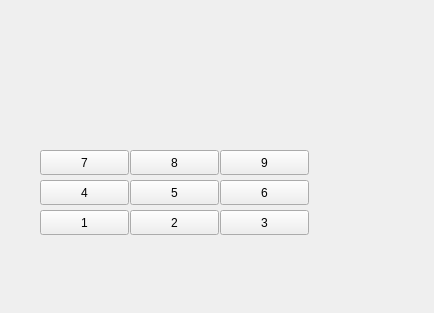
Qt form INTERFACES/Qt/calculadora/calculadora.ui (lechugita13/AD-JAVA) before a commit.
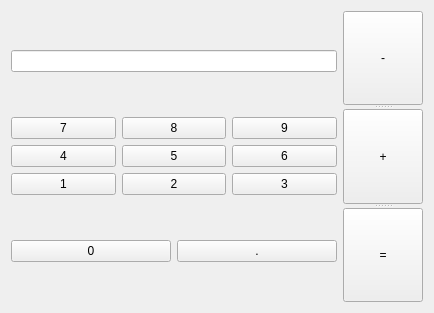
The same form after that commit.

The edit to the form file:
```diff
--- a/INTERFACES/Qt/calculadora/calculadora.ui
+++ b/INTERFACES/Qt/calculadora/calculadora.ui
@@ -13,123 +13,122 @@
   <property name="windowTitle">
    <string>Form</string>
   </property>
+  <layout class="QHBoxLayout" name="horizontalLayout_2">
+   <item>
+    <layout class="QVBoxLayout" name="verticalLayout">
+     <item>
+      <widget class="QLineEdit" name="display"/>
+     </item>
+     <item>
+      <layout class="QGridLayout" name="gridLayout">
+       <item row="0" column="0">
+        <widget class="QPushButton" name="b7">
+         <property name="text">
+          <string>7</string>
+         </property>
+        </widget>
+       </item>
+       <item row="0" column="1">
+        <widget class="QPushButton" name="b8">
+         <property name="text">
+          <string>8</string>
+         </property>
+        </widget>
+       </item>
+       <item row="0" column="2">
+        <widget class="QPushButton" name="b9">
+         <property name="text">
+          <string>9</string>
+         </property>
+        </widget>
+       </item>
+       <item row="1" column="0">
+        <widget class="QPushButton" name="b4">
+         <property name="text">
+          <string>4</string>
+         </property>
+        </widget>
+       </item>
+       <item row="1" column="1">
+        <widget class="QPushButton" name="b5">
+         <property name="text">
+          <string>5</string>
+         </property>
+        </widget>
+       </item>
+       <item row="1" column="2">
+        <widget class="QPushButton" name="b6">
+         <property name="text">
+          <string>6</string>
+         </property>
+        </widget>
+       </item>
+       <item row="2" column="0">
   <widget class="QPushButton" name="b1">
-   <property name="geometry">
-    <rect>
-     <x>40</x>
-     <y>210</y>
-     <width>89</width>
-     <height>25</height>
-    </rect>
-   </property>
    <property name="text">
     <string>1</string>
    </property>
   </widget>
+       </item>
+       <item row="2" column="1">
   <widget class="QPushButton" name="b2">
-   <property name="geometry">
-    <rect>
-     <x>130</x>
-     <y>210</y>
-     <width>89</width>
-     <height>25</height>
-    </rect>
-   </property>
    <property name="text">
     <string>2</string>
    </property>
   </widget>
+       </item>
+       <item row="2" column="2">
   <widget class="QPushButton" name="b3">
-   <property name="geometry">
-    <rect>
-     <x>220</x>
-     <y>210</y>
-     <width>89</width>
-     <height>25</height>
-    </rect>
-   </property>
    <property name="text">
     <string>3</string>
    </property>
   </widget>
-  <widget class="QPushButton" name="b4">
-   <property name="geometry">
-    <rect>
-     <x>40</x>
-     <y>180</y>
-     <width>89</width>
-     <height>25</height>
-    </rect>
-   </property>
+       </item>
+      </layout>
+     </item>
+     <item>
+      <layout class="QHBoxLayout" name="horizontalLayout">
+       <item>
+        <widget class="QPushButton" name="b0">
    <property name="text">
-    <string>4</string>
-   </property>
-  </widget>
-  <widget class="QPushButton" name="b6">
-   <property name="geometry">
-    <rect>
-     <x>220</x>
-     <y>180</y>
-     <width>89</width>
-     <height>25</height>
-    </rect>
-   </property>
+          <string>0</string>
+         </property>
+        </widget>
+       </item>
+       <item>
+        <widget class="QPushButton" name="bpunto">
    <property name="text">
-    <string>6</string>
-   </property>
-  </widget>
-  <widget class="QPushButton" name="b5">
-   <property name="geometry">
-    <rect>
-     <x>130</x>
-     <y>180</y>
-     <width>89</width>
-     <height>25</height>
-    </rect>
-   </property>
+          <string>.</string>
+         </property>
+        </widget>
+       </item>
+      </layout>
+     </item>
+    </layout>
+   </item>
+   <item>
+    <widget class="QSplitter" name="splitter">
+     <property name="orientation">
+      <enum>Qt::Vertical</enum>
+     </property>
+     <widget class="QPushButton" name="bmenos">
    <property name="text">
-    <string>5</string>
-   </property>
-  </widget>
-  <widget class="QPushButton" name="b7">
-   <property name="geometry">
-    <rect>
-     <x>40</x>
-     <y>150</y>
-     <width>89</width>
-     <height>25</height>
-    </rect>
-   </property>
+       <string>-</string>
+      </property>
+     </widget>
+     <widget class="QPushButton" name="bmas">
    <property name="text">
-    <string>7</string>
-   </property>
-  </widget>
-  <widget class="QPushButton" name="b9">
-   <property name="geometry">
-    <rect>
-     <x>220</x>
-     <y>150</y>
-     <width>89</width>
-     <height>25</height>
-    </rect>
-   </property>
+       <string>+</string>
+      </property>
+     </widget>
+     <widget class="QPushButton" name="bigual">
    <property name="text">
-    <string>9</string>
-   </property>
-  </widget>
-  <widget class="QPushButton" name="b8">
-   <property name="geometry">
-    <rect>
-     <x>130</x>
-     <y>150</y>
-     <width>89</width>
-     <height>25</height>
-    </rect>
-   </property>
-   <property name="text">
-    <string>8</string>
-   </property>
-  </widget>
+       <string>=</string>
+      </property>
+     </widget>
+    </widget>
+   </item>
+  </layout>
  </widget>
  <resources/>
  <connections/>
```
Lines whose indentation alone changed are shown as unchanged.
